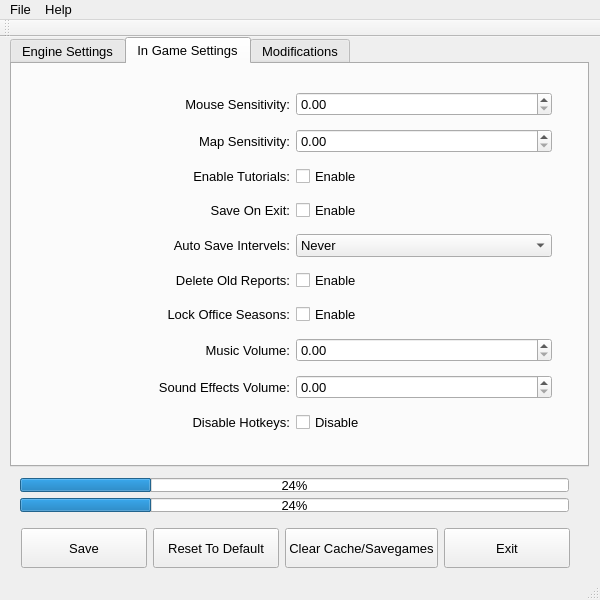
First picture: the form in MainWindow.ui, repository gearcity/GearCity_VideoSettingsEditor, before the edit.
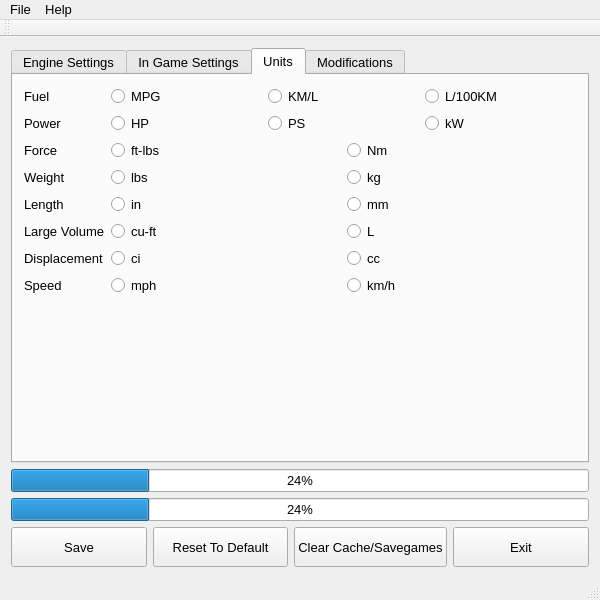
Second picture: the form after the edit. The open tabs and pages were chosen to show the change. Icons and pictures are not drawn.

Commit message: Fixed Clear Cache And Added Units

Diff of the .ui file:
```diff
--- a/MainWindow.ui
+++ b/MainWindow.ui
@@ -29,17 +29,11 @@
     <normaloff>icon1.ico</normaloff>icon1.ico</iconset>
   </property>
   <widget class="QWidget" name="centralWidget">
-   <widget class="QTabWidget" name="tabWidget">
-    <property name="geometry">
-     <rect>
-      <x>10</x>
-      <y>0</y>
-      <width>579</width>
-      <height>430</height>
-     </rect>
-    </property>
+   <layout class="QVBoxLayout" name="verticalLayout_3">
+    <item>
+     <widget class="QTabWidget" name="SettingsTabs">
     <property name="sizePolicy">
-     <sizepolicy hsizetype="Maximum" vsizetype="Expanding">
+       <sizepolicy hsizetype="Expanding" vsizetype="Expanding">
       <horstretch>0</horstretch>
       <verstretch>0</verstretch>
      </sizepolicy>
@@ -408,26 +402,9 @@
      <attribute name="title">
       <string>In Game Settings</string>
      </attribute>
-     <widget class="QWidget" name="gridLayoutWidget_2">
-      <property name="geometry">
-       <rect>
-        <x>10</x>
-        <y>10</y>
-        <width>541</width>
-        <height>381</height>
-       </rect>
-      </property>
+       <layout class="QGridLayout" name="gridLayout_4">
+        <item row="0" column="0">
       <layout class="QGridLayout" name="gridLayout_2">
-       <item row="8" column="0">
-        <widget class="QLabel" name="label_24">
-         <property name="text">
-          <string>Music Volume:</string>
-         </property>
-         <property name="alignment">
-          <set>Qt::AlignRight|Qt::AlignTrailing|Qt::AlignVCenter</set>
-         </property>
-        </widget>
-       </item>
        <item row="7" column="0">
         <widget class="QLabel" name="label_23">
          <property name="text">
@@ -448,6 +425,16 @@
          </property>
         </widget>
        </item>
+          <item row="8" column="0">
+           <widget class="QLabel" name="label_24">
+            <property name="text">
+             <string>Music Volume:</string>
+            </property>
+            <property name="alignment">
+             <set>Qt::AlignRight|Qt::AlignTrailing|Qt::AlignVCenter</set>
+            </property>
+           </widget>
+          </item>
        <item row="6" column="0">
         <widget class="QLabel" name="label_22">
          <property name="text">
@@ -458,16 +445,6 @@
          </property>
         </widget>
        </item>
-       <item row="2" column="0">
-        <widget class="QLabel" name="label_12">
-         <property name="text">
-          <string>Map Sensitivity:</string>
-         </property>
-         <property name="alignment">
-          <set>Qt::AlignRight|Qt::AlignTrailing|Qt::AlignVCenter</set>
-         </property>
-        </widget>
-       </item>
        <item row="1" column="0">
         <widget class="QLabel" name="label_11">
          <property name="text">
@@ -488,6 +465,16 @@
          </property>
         </widget>
        </item>
+          <item row="2" column="0">
+           <widget class="QLabel" name="label_12">
+            <property name="text">
+             <string>Map Sensitivity:</string>
+            </property>
+            <property name="alignment">
+             <set>Qt::AlignRight|Qt::AlignTrailing|Qt::AlignVCenter</set>
+            </property>
+           </widget>
+          </item>
        <item row="5" column="0">
         <widget class="QLabel" name="label_17">
          <property name="text">
@@ -498,6 +485,23 @@
          </property>
         </widget>
        </item>
+          <item row="1" column="1">
+           <widget class="QDoubleSpinBox" name="MouseSensitivity_SpinBox">
+            <property name="maximum">
+             <double>1.000000000000000</double>
+            </property>
+            <property name="singleStep">
+             <double>0.050000000000000</double>
+            </property>
+           </widget>
+          </item>
+          <item row="4" column="1">
+           <widget class="QCheckBox" name="SaveOnExit_CheckBox">
+            <property name="text">
+             <string>Enable</string>
+            </property>
+           </widget>
+          </item>
        <item row="4" column="0">
         <widget class="QLabel" name="label_18">
          <property name="text">
@@ -518,16 +522,6 @@
          </property>
         </widget>
        </item>
-       <item row="1" column="1">
-        <widget class="QDoubleSpinBox" name="MouseSensitivity_SpinBox">
-         <property name="maximum">
-          <double>1.000000000000000</double>
-         </property>
-         <property name="singleStep">
-          <double>0.050000000000000</double>
-         </property>
-        </widget>
-       </item>
        <item row="3" column="1">
         <widget class="QCheckBox" name="Tutorials_Checkbox">
          <property name="text">
@@ -535,24 +529,13 @@
          </property>
         </widget>
        </item>
-       <item row="4" column="1">
-        <widget class="QCheckBox" name="SaveOnExit_CheckBox">
-         <property name="text">
-          <string>Enable</string>
-         </property>
-        </widget>
-       </item>
-       <item row="7" column="1">
-        <widget class="QCheckBox" name="LockSeasons_CheckBox">
-         <property name="text">
-          <string>Enable</string>
-         </property>
-        </widget>
-       </item>
-       <item row="6" column="1">
-        <widget class="QCheckBox" name="DeleteOldReports_CheckBox">
-         <property name="text">
-          <string>Enable</string>
+          <item row="9" column="1">
+           <widget class="QDoubleSpinBox" name="SoundEffects_SpinBox">
+            <property name="maximum">
+             <double>1.000000000000000</double>
+            </property>
+            <property name="singleStep">
+             <double>0.050000000000000</double>
          </property>
         </widget>
        </item>
@@ -580,6 +563,20 @@
          </item>
         </widget>
        </item>
+          <item row="7" column="1">
+           <widget class="QCheckBox" name="LockSeasons_CheckBox">
+            <property name="text">
+             <string>Enable</string>
+            </property>
+           </widget>
+          </item>
+          <item row="6" column="1">
+           <widget class="QCheckBox" name="DeleteOldReports_CheckBox">
+            <property name="text">
+             <string>Enable</string>
+            </property>
+           </widget>
+          </item>
        <item row="8" column="1">
         <widget class="QDoubleSpinBox" name="MusicVolume_SpinBox">
          <property name="maximum">
@@ -590,16 +587,6 @@
          </property>
         </widget>
        </item>
-       <item row="9" column="1">
-        <widget class="QDoubleSpinBox" name="SoundEffects_SpinBox">
-         <property name="maximum">
-          <double>1.000000000000000</double>
-         </property>
-         <property name="singleStep">
-          <double>0.050000000000000</double>
-         </property>
-        </widget>
-       </item>
        <item row="10" column="0">
         <widget class="QLabel" name="label_15">
          <property name="text">
@@ -617,22 +604,324 @@
          </property>
         </widget>
        </item>
-      </layout>
-     </widget>
+          <item row="11" column="0">
+           <widget class="QLabel" name="label_31">
+            <property name="text">
+             <string>Auto Save GUI Positions:</string>
+            </property>
+            <property name="alignment">
+             <set>Qt::AlignRight|Qt::AlignTrailing|Qt::AlignVCenter</set>
+            </property>
+           </widget>
+          </item>
+          <item row="12" column="0">
+           <spacer name="verticalSpacer">
+            <property name="orientation">
+             <enum>Qt::Vertical</enum>
+            </property>
+            <property name="sizeHint" stdset="0">
+             <size>
+              <width>20</width>
+              <height>40</height>
+             </size>
+            </property>
+           </spacer>
+          </item>
+          <item row="11" column="1">
+           <widget class="QCheckBox" name="AutoGUI_Checkbox">
+            <property name="text">
+             <string>Enable</string>
+            </property>
+           </widget>
+          </item>
+         </layout>
+        </item>
+       </layout>
+      </widget>
+      <widget class="QWidget" name="Units">
+       <attribute name="title">
+        <string>Units</string>
+       </attribute>
+       <layout class="QFormLayout" name="formLayout_2">
+        <property name="fieldGrowthPolicy">
+         <enum>QFormLayout::AllNonFixedFieldsGrow</enum>
+        </property>
+        <item row="0" column="0">
+         <widget class="QLabel" name="label_32">
+          <property name="text">
+           <string>Fuel</string>
+          </property>
+         </widget>
+        </item>
+        <item row="0" column="1">
+         <layout class="QHBoxLayout" name="horizontalLayout_3">
+          <item>
+           <widget class="QRadioButton" name="rb_units_fuel_mpg">
+            <property name="text">
+             <string>MPG</string>
+            </property>
+            <attribute name="buttonGroup">
+             <string notr="true">bg_Units_Fuel</string>
+            </attribute>
+           </widget>
+          </item>
+          <item>
+           <widget class="QRadioButton" name="rb_units_fuel_kml">
+            <property name="text">
+             <string>KM/L</string>
+            </property>
+            <attribute name="buttonGroup">
+             <string notr="true">bg_Units_Fuel</string>
+            </attribute>
+           </widget>
+          </item>
+          <item>
+           <widget class="QRadioButton" name="rb_units_fuel_lkm">
+            <property name="text">
+             <string>L/100KM</string>
+            </property>
+            <attribute name="buttonGroup">
+             <string notr="true">bg_Units_Fuel</string>
+            </attribute>
+           </widget>
+          </item>
+         </layout>
+        </item>
+        <item row="1" column="0">
+         <widget class="QLabel" name="label_33">
+          <property name="text">
+           <string>Power</string>
+          </property>
+         </widget>
+        </item>
+        <item row="1" column="1">
+         <layout class="QHBoxLayout" name="horizontalLayout_5">
+          <item>
+           <widget class="QRadioButton" name="rb_units_power_hp">
+            <property name="text">
+             <string>HP</string>
+            </property>
+            <attribute name="buttonGroup">
+             <string notr="true">bg_Units_power</string>
+            </attribute>
+           </widget>
+          </item>
+          <item>
+           <widget class="QRadioButton" name="rb_units_power_PS">
+            <property name="text">
+             <string>PS</string>
+            </property>
+            <attribute name="buttonGroup">
+             <string notr="true">bg_Units_power</string>
+            </attribute>
+           </widget>
+          </item>
+          <item>
+           <widget class="QRadioButton" name="rb_units_power_kw">
+            <property name="text">
+             <string>kW</string>
+            </property>
+            <attribute name="buttonGroup">
+             <string notr="true">bg_Units_power</string>
+            </attribute>
+           </widget>
+          </item>
+         </layout>
+        </item>
+        <item row="2" column="0">
+         <widget class="QLabel" name="label_34">
+          <property name="text">
+           <string>Force</string>
+          </property>
+         </widget>
+        </item>
+        <item row="2" column="1">
+         <layout class="QHBoxLayout" name="horizontalLayout_6">
+          <item>
+           <widget class="QRadioButton" name="rb_units_force_ftlbs">
+            <property name="text">
+             <string>ft-lbs</string>
+            </property>
+            <attribute name="buttonGroup">
+             <string notr="true">bg_Units_Force</string>
+            </attribute>
+           </widget>
+          </item>
+          <item>
+           <widget class="QRadioButton" name="rb_units_force_nm">
+            <property name="text">
+             <string>Nm</string>
+            </property>
+            <attribute name="buttonGroup">
+             <string notr="true">bg_Units_Force</string>
+            </attribute>
+           </widget>
+          </item>
+         </layout>
+        </item>
+        <item row="3" column="0">
+         <widget class="QLabel" name="label_35">
+          <property name="text">
+           <string>Weight</string>
+          </property>
+         </widget>
+        </item>
+        <item row="3" column="1">
+         <layout class="QHBoxLayout" name="horizontalLayout_7">
+          <item>
+           <widget class="QRadioButton" name="rb_units_weight_lbs">
+            <property name="text">
+             <string>lbs</string>
+            </property>
+            <attribute name="buttonGroup">
+             <string notr="true">bg_Units_weight</string>
+            </attribute>
+           </widget>
+          </item>
+          <item>
+           <widget class="QRadioButton" name="rb_units_weight_kg">
+            <property name="text">
+             <string>kg</string>
+            </property>
+            <attribute name="buttonGroup">
+             <string notr="true">bg_Units_weight</string>
+            </attribute>
+           </widget>
+          </item>
+         </layout>
+        </item>
+        <item row="4" column="0">
+         <widget class="QLabel" name="label_36">
+          <property name="text">
+           <string>Length</string>
+          </property>
+         </widget>
+        </item>
+        <item row="4" column="1">
+         <layout class="QHBoxLayout" name="horizontalLayout_8">
+          <item>
+           <widget class="QRadioButton" name="rb_units_length_inches">
+            <property name="text">
+             <string>in</string>
+            </property>
+            <attribute name="buttonGroup">
+             <string notr="true">bg_Units_length</string>
+            </attribute>
+           </widget>
+          </item>
+          <item>
+           <widget class="QRadioButton" name="rb_units_length_mm">
+            <property name="text">
+             <string>mm</string>
+            </property>
+            <attribute name="buttonGroup">
+             <string notr="true">bg_Units_length</string>
+            </attribute>
+           </widget>
+          </item>
+         </layout>
+        </item>
+        <item row="5" column="0">
+         <widget class="QLabel" name="label_37">
+          <property name="text">
+           <string>Large Volume</string>
+          </property>
+         </widget>
+        </item>
+        <item row="5" column="1">
+         <layout class="QHBoxLayout" name="horizontalLayout_9">
+          <item>
+           <widget class="QRadioButton" name="rb_units_vol_cuft">
+            <property name="text">
+             <string>cu-ft</string>
+            </property>
+            <attribute name="buttonGroup">
+             <string notr="true">bg_Units_vol</string>
+            </attribute>
+           </widget>
+          </item>
+          <item>
+           <widget class="QRadioButton" name="rb_units_vol_L">
+            <property name="text">
+             <string>L</string>
+            </property>
+            <attribute name="buttonGroup">
+             <string notr="true">bg_Units_vol</string>
+            </attribute>
+           </widget>
+          </item>
+         </layout>
+        </item>
+        <item row="6" column="0">
+         <widget class="QLabel" name="label_38">
+          <property name="text">
+           <string>Displacement</string>
+          </property>
+         </widget>
+        </item>
+        <item row="6" column="1">
+         <layout class="QHBoxLayout" name="horizontalLayout_10">
+          <item>
+           <widget class="QRadioButton" name="rb_units_displacement_ci">
+            <property name="text">
+             <string>ci</string>
+            </property>
+            <attribute name="buttonGroup">
+             <string notr="true">bg_Units_displacement</string>
+            </attribute>
+           </widget>
+          </item>
+          <item>
+           <widget class="QRadioButton" name="rb_units_displacement_cc">
+            <property name="text">
+             <string>cc</string>
+            </property>
+            <attribute name="buttonGroup">
+             <string notr="true">bg_Units_displacement</string>
+            </attribute>
+           </widget>
+          </item>
+         </layout>
+        </item>
+        <item row="7" column="0">
+         <widget class="QLabel" name="label_39">
+          <property name="text">
+           <string>Speed</string>
+          </property>
+         </widget>
+        </item>
+        <item row="7" column="1">
+         <layout class="QHBoxLayout" name="horizontalLayout_11">
+          <item>
+           <widget class="QRadioButton" name="rb_units_speed_mph">
+            <property name="text">
+             <string>mph</string>
+            </property>
+            <attribute name="buttonGroup">
+             <string notr="true">bg_Units_speed</string>
+            </attribute>
+           </widget>
+          </item>
+          <item>
+           <widget class="QRadioButton" name="rb_units_speed_kmh">
+            <property name="text">
+             <string>km/h</string>
+            </property>
+            <attribute name="buttonGroup">
+             <string notr="true">bg_Units_speed</string>
+            </attribute>
+           </widget>
+          </item>
+         </layout>
+        </item>
+       </layout>
     </widget>
     <widget class="QWidget" name="tab">
      <attribute name="title">
       <string>Modifications</string>
      </attribute>
-     <widget class="QWidget" name="formLayoutWidget">
-      <property name="geometry">
-       <rect>
-        <x>10</x>
-        <y>10</y>
-        <width>551</width>
-        <height>421</height>
-       </rect>
-      </property>
+       <layout class="QGridLayout" name="gridLayout_5">
+        <item row="0" column="0">
       <layout class="QFormLayout" name="formLayout">
        <item row="0" column="0">
         <widget class="QLabel" name="label_26">
@@ -700,18 +989,30 @@
         </widget>
        </item>
       </layout>
-     </widget>
-    </widget>
-   </widget>
-   <widget class="QWidget" name="horizontalLayoutWidget">
-    <property name="geometry">
-     <rect>
-      <x>10</x>
-      <y>480</y>
-      <width>571</width>
-      <height>61</height>
-     </rect>
-    </property>
+        </item>
+       </layout>
+      </widget>
+     </widget>
+    </item>
+    <item>
+     <layout class="QVBoxLayout" name="verticalLayout">
+      <item>
+       <widget class="QProgressBar" name="ProgressBar">
+        <property name="value">
+         <number>24</number>
+        </property>
+       </widget>
+      </item>
+      <item>
+       <widget class="QProgressBar" name="progressBarReports">
+        <property name="value">
+         <number>24</number>
+        </property>
+       </widget>
+      </item>
+     </layout>
+    </item>
+    <item>
     <layout class="QHBoxLayout" name="horizontalLayout">
      <item>
       <widget class="QPushButton" name="MainSave_Button">
@@ -766,33 +1067,8 @@
       </widget>
      </item>
     </layout>
-   </widget>
-   <widget class="QWidget" name="verticalLayoutWidget">
-    <property name="geometry">
-     <rect>
-      <x>9</x>
-      <y>430</y>
-      <width>571</width>
-      <height>56</height>
-     </rect>
-    </property>
-    <layout class="QVBoxLayout" name="verticalLayout">
-     <item>
-      <widget class="QProgressBar" name="ProgressBar">
-       <property name="value">
-        <number>24</number>
-       </property>
-      </widget>
-     </item>
-     <item>
-      <widget class="QProgressBar" name="progressBarReports">
-       <property name="value">
-        <number>24</number>
-       </property>
-      </widget>
-     </item>
-    </layout>
-   </widget>
+    </item>
+   </layout>
   </widget>
   <widget class="QMenuBar" name="menuBar">
    <property name="geometry">
```
Left out of the diff: 10 changed lines with no effect on the pictures. Lines whose indentation alone changed are shown as unchanged. The commit also changes 4 other files.
